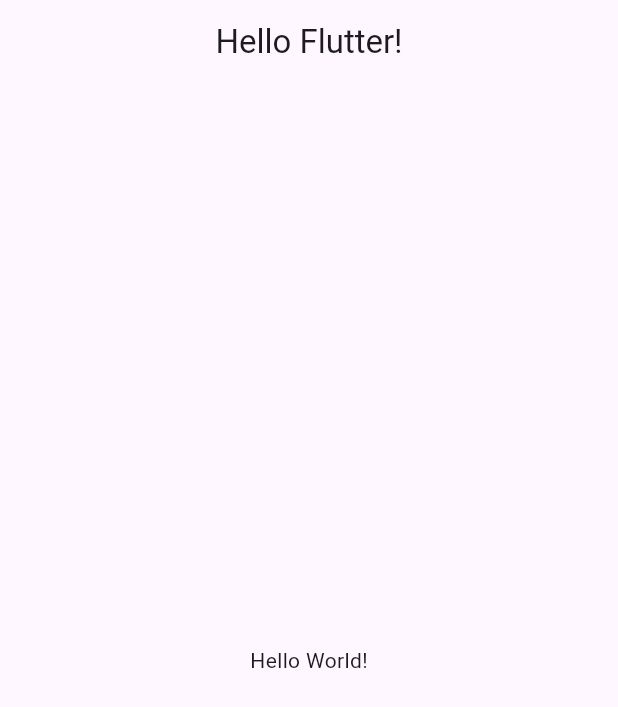
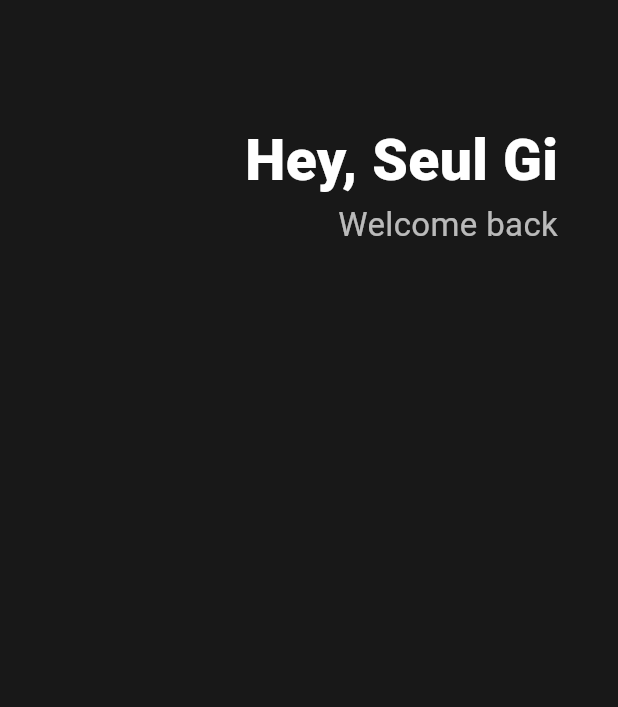
Before and after one commit to changhorang/toonflix, a Flutter app: the screen it shows after launch, on a phone screen of 412 x 824 dp. Shown: the top 707 px of the screen. Run offline on Flutter 3.47's test engine with Material 3 defaults, Android fonts, the phone set to English and light mode, and no system bars.

Commit message:
[20240419] Widget, Header

```diff
--- a/lib/main.dart
+++ b/lib/main.dart
@@ -10,12 +10,31 @@ class App extends StatelessWidget {
     // TODO: implement build
     return MaterialApp(
         home: Scaffold(
-            appBar: AppBar(
-              centerTitle: true,
-              title: Text('Hello Flutter!'),
-            ),
-            body: Center(
-              child: Text('Hello World!'),
-            )));
+            backgroundColor: Color(0xFF181818),
+            body: Padding(
+                padding: EdgeInsets.symmetric(horizontal: 40),
+                child: Column(
+                  crossAxisAlignment: CrossAxisAlignment.end,
+                  children: [
+                    SizedBox(
+                      height: 80,
+                    ),
+                    Row(
+                      mainAxisAlignment: MainAxisAlignment.end,
+                    ),
+                    Text(
+                      'Hey, Seul Gi',
+                      style: TextStyle(
+                          color: Colors.white,
+                          fontSize: 38,
+                          fontWeight: FontWeight.w800),
+                    ),
+                    Text(
+                      'Welcome back',
+                      style: TextStyle(
+                          color: Colors.white.withOpacity(0.7), fontSize: 22),
+                    ),
+                  ],
+                ))));
   }
 }
```
